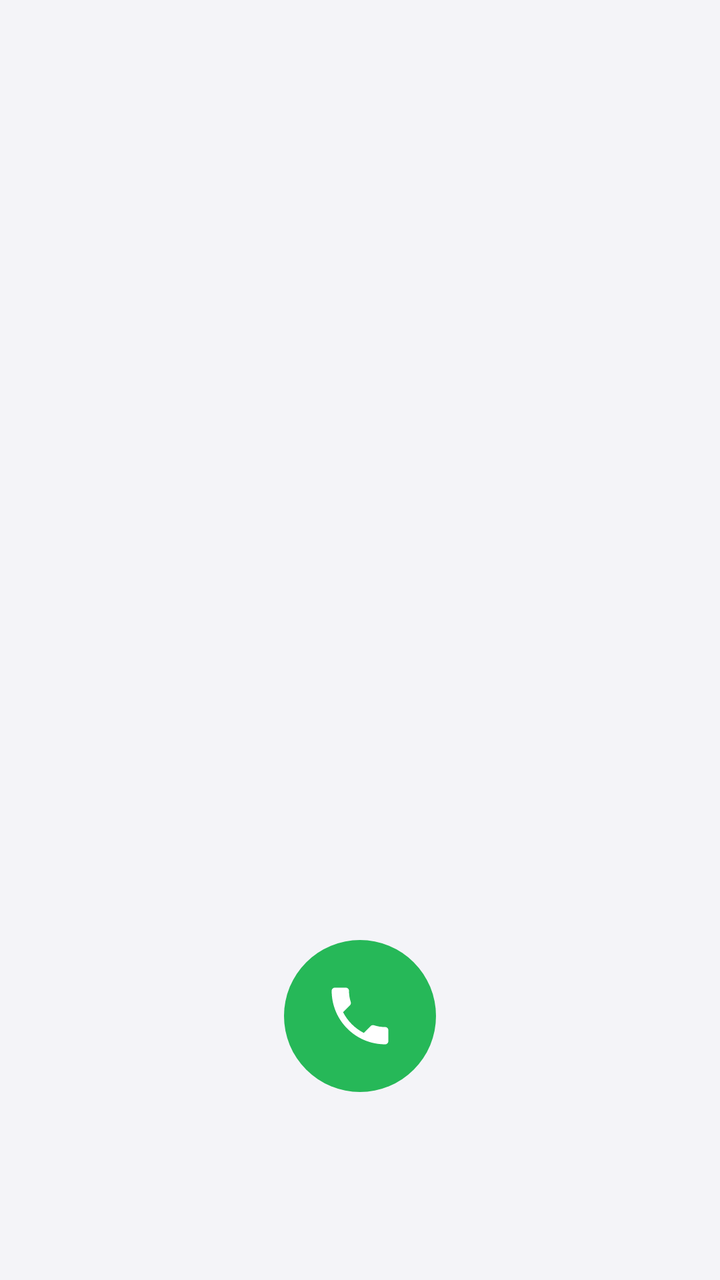
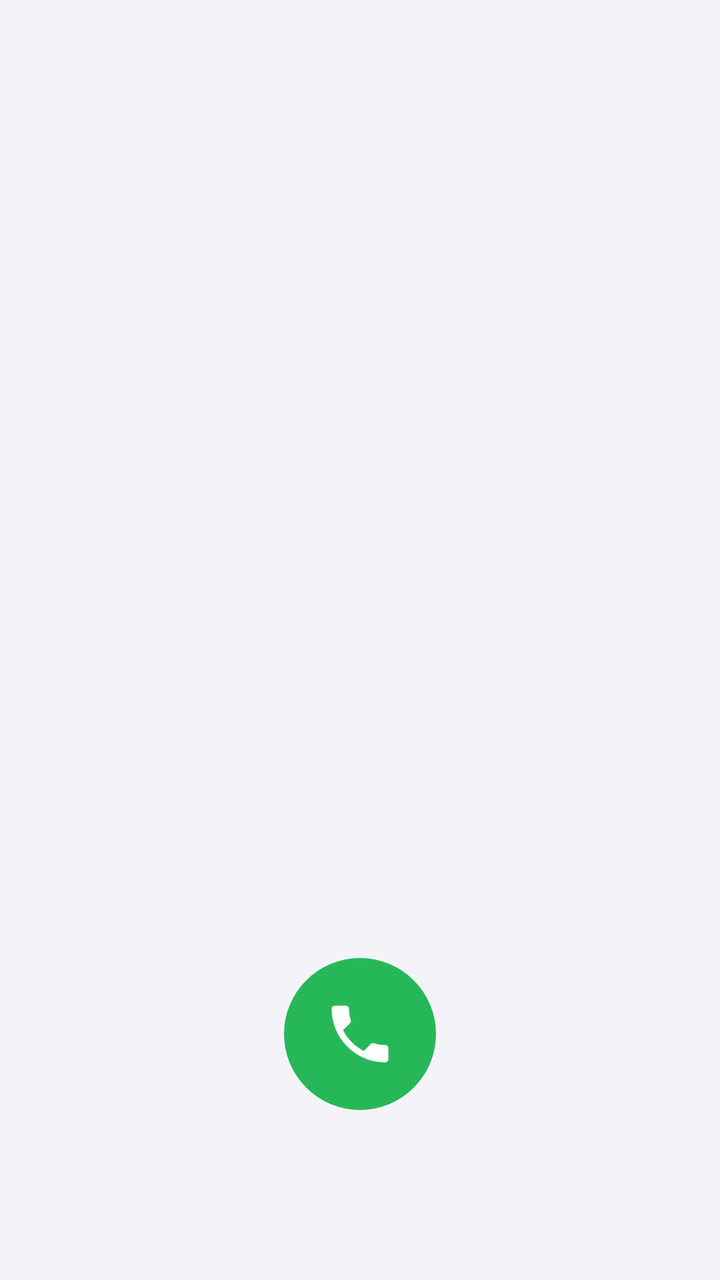

An Android layout rendered at two revisions. The XML below is the earlier revision; the diff shows what the commit changed to produce the second picture.
<!-- AndroidManifest.xml: application theme Theme.CallAssist -->
<!-- res/layout/page_keypad.xml -->
<?xml version="1.0" encoding="utf-8"?>
<FrameLayout xmlns:android="http://schemas.android.com/apk/res/android"
    xmlns:app="http://schemas.android.com/apk/res-auto"
    android:layout_width="match_parent"
    android:layout_height="match_parent">

    <LinearLayout
        android:layout_width="match_parent"
        android:layout_height="match_parent"
        android:orientation="vertical"
        android:paddingBottom="90dp">

        <TextView
            android:id="@+id/suggestionsEmpty"
            android:layout_width="match_parent"
            android:layout_height="0dp"
            android:layout_weight="1"
            android:gravity="center"
            android:textColor="@color/textSecondary"
            android:textSize="15sp" />

        <androidx.recyclerview.widget.RecyclerView
            android:id="@+id/suggestionsList"
            android:layout_width="match_parent"
            android:layout_height="0dp"
            android:layout_weight="1"
            android:clipToPadding="false"
            android:paddingTop="40dp"
            android:scrollbars="none"
            android:visibility="gone" />

        <LinearLayout
            android:id="@+id/keypadPanel"
            android:layout_width="match_parent"
            android:layout_height="wrap_content"
            android:orientation="vertical">

            <LinearLayout
                android:layout_width="match_parent"
                android:layout_height="wrap_content"
                android:gravity="center_vertical"
                android:orientation="horizontal"
                android:paddingStart="56dp"
                android:paddingEnd="12dp">

                <TextView
                    android:id="@+id/numberDisplay"
                    android:layout_width="0dp"
                    android:layout_height="wrap_content"
                    android:layout_weight="1"
                    android:ellipsize="start"
                    android:gravity="center"
                    android:maxLines="1"
                    android:minHeight="60dp"
                    android:textSize="34sp" />

                <ImageButton
                    android:id="@+id/btnBackspace"
                    android:layout_width="48dp"
                    android:layout_height="48dp"
                    android:background="?android:attr/selectableItemBackgroundBorderless"
                    android:contentDescription="Backspace"
                    android:src="@drawable/ic_backspace"
                    android:visibility="invisible"
                    app:tint="@color/textSecondary" />
            </LinearLayout>

            <GridLayout
                android:id="@+id/keypadGrid"
                android:layout_width="match_parent"
                android:layout_height="wrap_content"
                android:columnCount="3"
                android:paddingStart="24dp"
                android:paddingEnd="24dp" />

            <FrameLayout
                android:layout_width="match_parent"
                android:layout_height="wrap_content"
                android:paddingTop="8dp"
                android:paddingBottom="4dp">

                
                <ImageButton
                    android:id="@+id/btnDial"
                    android:layout_width="76dp"
                    android:layout_height="76dp"
                    android:layout_gravity="center"
                    android:background="@drawable/bg_circle"
                    android:backgroundTint="@color/green"
                    android:contentDescription="Call"
                    android:padding="22dp"
                    android:scaleType="fitCenter"
                    android:src="@drawable/ic_phone"
                    app:tint="#FFFFFF" />
            </FrameLayout>
        </LinearLayout>
    </LinearLayout>

    <ImageButton
        android:id="@+id/fabKeypad"
        android:layout_width="62dp"
        android:layout_height="62dp"
        android:layout_gravity="bottom|end"
        android:layout_marginEnd="24dp"
        android:layout_marginBottom="102dp"
        android:background="@drawable/bg_circle"
        android:backgroundTint="@color/green"
        android:contentDescription="Show keypad"
        android:elevation="8dp"
        android:scaleType="center"
        android:src="@drawable/ic_dialpad"
        android:visibility="gone"
        app:tint="#FFFFFF" />
</FrameLayout>
<!-- resources referenced by this layout -->
<resources>
  <color name="green">#26B858</color>
  <color name="textSecondary">#73737C</color>
  <!-- drawable bg_circle (drawable) -->
  <?xml version="1.0" encoding="utf-8"?>
  <shape xmlns:android="http://schemas.android.com/apk/res/android" android:shape="oval">
      <solid android:color="#FFFFFF" />
  </shape>
  <!-- drawable ic_backspace (drawable) -->
  <?xml version="1.0" encoding="utf-8"?>
  <vector xmlns:android="http://schemas.android.com/apk/res/android"
      android:width="24dp"
      android:height="24dp"
      android:viewportWidth="24"
      android:viewportHeight="24">
      <path
          android:fillColor="#FF888888"
          android:pathData="M22,3H7c-0.69,0 -1.23,0.35 -1.59,0.88L0,12l5.41,8.11c0.36,0.53 0.9,0.89 1.59,0.89h15c1.1,0 2,-0.9 2,-2V5c0,-1.1 -0.9,-2 -2,-2zM19,15.59 L17.59,17 14,13.41 10.41,17 9,15.59 12.59,12 9,8.41 10.41,7 14,10.59 17.59,7 19,8.41 15.41,12 19,15.59z" />
  </vector>
  <!-- drawable ic_phone (drawable) -->
  <?xml version="1.0" encoding="utf-8"?>
  <vector xmlns:android="http://schemas.android.com/apk/res/android"
      android:width="24dp"
      android:height="24dp"
      android:viewportWidth="24"
      android:viewportHeight="24">
      <path
          android:fillColor="#FFFFFF"
          android:pathData="M5.65 10.57c1.7 3.34 4.44 6.07 7.78 7.78l2.6-2.6c0.32-0.32 0.79-0.42 1.2-0.28 1.32 0.44 2.75 0.67 4.21 0.67 0.65 0 1.18 0.53 1.18 1.18V21.44c0 0.65-0.53 1.18-1.18 1.18-11.08 0-20.06-8.98-20.06-20.06 0-0.65 0.53-1.18 1.18-1.18h4.13c0.65 0 1.18 0.53 1.18 1.18 0 1.47 0.24 2.89 0.67 4.21 0.13 0.41 0.04 0.87-0.29 1.2l-2.6 2.6z" />
  </vector>
  <color name="bg">#F4F4F8</color>
  <color name="card">#FFFFFF</color>
  <color name="card2">#ECECF1</color>
  <color name="accent">#2E6FE8</color>
  <color name="accentSoft">#DCE8FF</color>
  <color name="textPrimary">#17171A</color>
  <style name="AppButton" parent="Widget.Material3.Button">
          <item name="backgroundTint">@color/card2</item>
          <item name="android:textColor">@color/textPrimary</item>
          <item name="cornerRadius">24dp</item>
          <item name="android:textAllCaps">false</item>
          <item name="android:letterSpacing">0</item>
          <item name="android:textSize">15sp</item>
          <item name="android:insetTop">4dp</item>
          <item name="android:insetBottom">4dp</item>
      </style>
  <style name="GlassAlertDialog" parent="ThemeOverlay.Material3.MaterialAlertDialog">
          <item name="alertDialogStyle">@style/GlassAlertDialogStyle</item>
          <item name="materialAlertDialogTitleTextStyle">@style/GlassAlertTitle</item>
          <item name="buttonBarPositiveButtonStyle">@style/GlassAlertButton</item>
          <item name="buttonBarNegativeButtonStyle">@style/GlassAlertButton</item>
          <item name="buttonBarNeutralButtonStyle">@style/GlassAlertButton</item>
          <item name="android:backgroundDimAmount">0.55</item>
      </style>
  <style name="GlassAlertDialogStyle" parent="MaterialAlertDialog.Material3">
          <item name="shapeAppearanceOverlay">@style/GlassAlertShape</item>
          <item name="backgroundTint">@color/navBg</item>
      </style>
  <style name="GlassAlertTitle" parent="MaterialAlertDialog.Material3.Title.Text">
          <item name="android:textColor">@color/textPrimary</item>
          <item name="android:textSize">20sp</item>
          <item name="android:textStyle">bold</item>
      </style>
  <style name="GlassAlertButton" parent="Widget.Material3.Button.TextButton.Dialog">
          <item name="android:textColor">@color/accent</item>
          <item name="android:textAllCaps">false</item>
          <item name="android:textSize">16sp</item>
          <item name="android:letterSpacing">0</item>
      </style>
  <style name="GlassAlertShape">
          <item name="cornerFamily">rounded</item>
          <item name="cornerSize">30dp</item>
      </style>
  <color name="navBg">#F2F4F4F8</color>
  <!-- unchanged entries left out for length: 2 -->
</resources>

<!-- the commit's change to res/layout/page_keypad.xml (unified diff, before → after) -->
@@ -8,7 +8,7 @@
         android:layout_width="match_parent"
         android:layout_height="match_parent"
         android:orientation="vertical"
-        android:paddingBottom="90dp">
+        android:paddingBottom="81dp">
 
         <TextView
             android:id="@+id/suggestionsEmpty"
@@ -102,7 +102,7 @@
         android:layout_height="62dp"
         android:layout_gravity="bottom|end"
         android:layout_marginEnd="24dp"
-        android:layout_marginBottom="102dp"
+        android:layout_marginBottom="93dp"
         android:background="@drawable/bg_circle"
         android:backgroundTint="@color/green"
         android:contentDescription="Show keypad"
